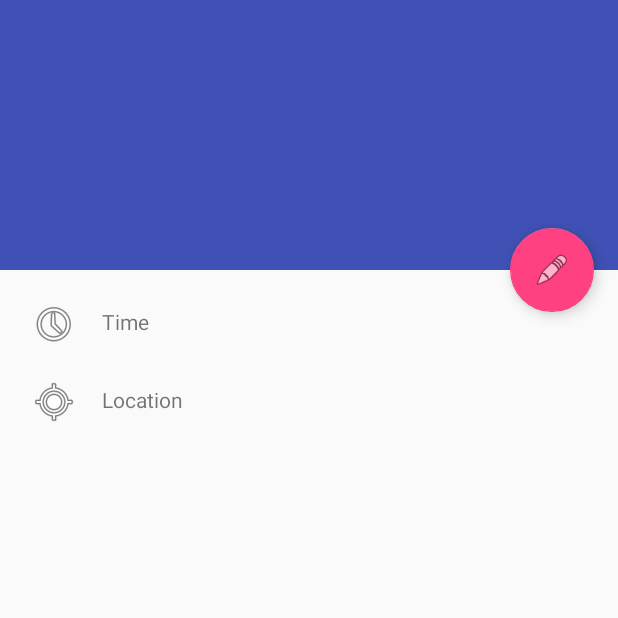
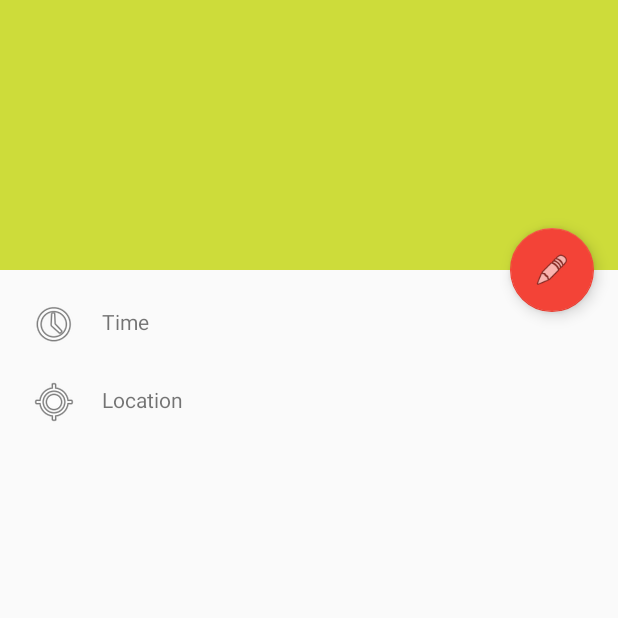
Before and after one commit to Alexxx111/Uni-App, an Android app: the DescriptionActivity screen opened directly, with no data from a screen before it, on a phone screen of 412 x 824 dp, the top half of it. Run offline under Robolectric (Android 15) with nearby library versions, the phone set to English and light mode, and no system bars; our stand-ins replace Firebase (no records; nobody signed in at launch, a user with empty details on screens opened directly).

Commit message:
edited Build.gradle and set colors

```diff
--- a/UniMate/app/build.gradle
+++ b/UniMate/app/build.gradle
@@ -10,6 +10,7 @@ android {
         targetSdkVersion 24
         versionCode 1
         versionName "1.0"
+        vectorDrawables.useSupportLibrary = true
         //multiDexEnabled true
     }
     buildTypes {
@@ -37,5 +38,6 @@ dependencies {
     compile 'com.google.android.gms:play-services-analytics:9.8.0'
     testCompile 'junit:junit:4.12'
     compile 'com.android.support.constraint:constraint-layout:1.0.0-beta4'
+
 }
 apply plugin: 'com.google.gms.google-services'
--- a/UniMate/app/src/main/res/values/colors.xml
+++ b/UniMate/app/src/main/res/values/colors.xml
@@ -1,6 +1,6 @@
 <?xml version="1.0" encoding="utf-8"?>
 <resources>
-    <color name="colorPrimary">#3F51B5</color>
-    <color name="colorPrimaryDark">#303F9F</color>
-    <color name="colorAccent">#FF4081</color>
+    <color name="colorPrimary">#cddc3a</color>
+    <color name="colorPrimaryDark">#8cc34b</color>
+    <color name="colorAccent">#f34337</color>
 </resources>
```
